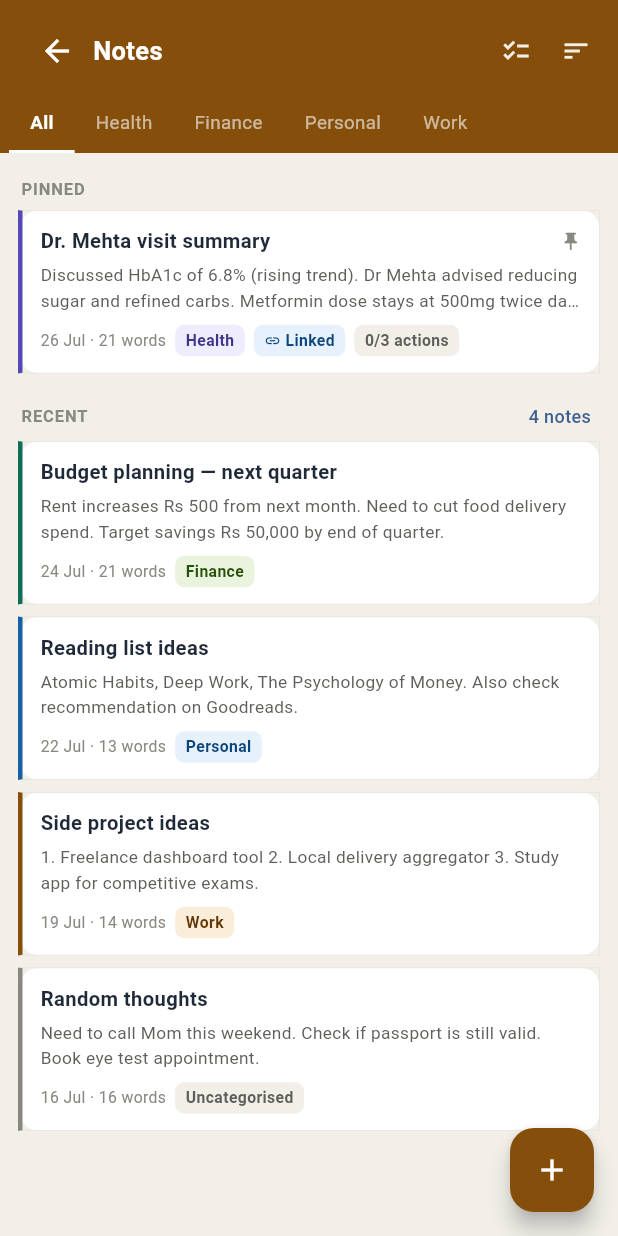
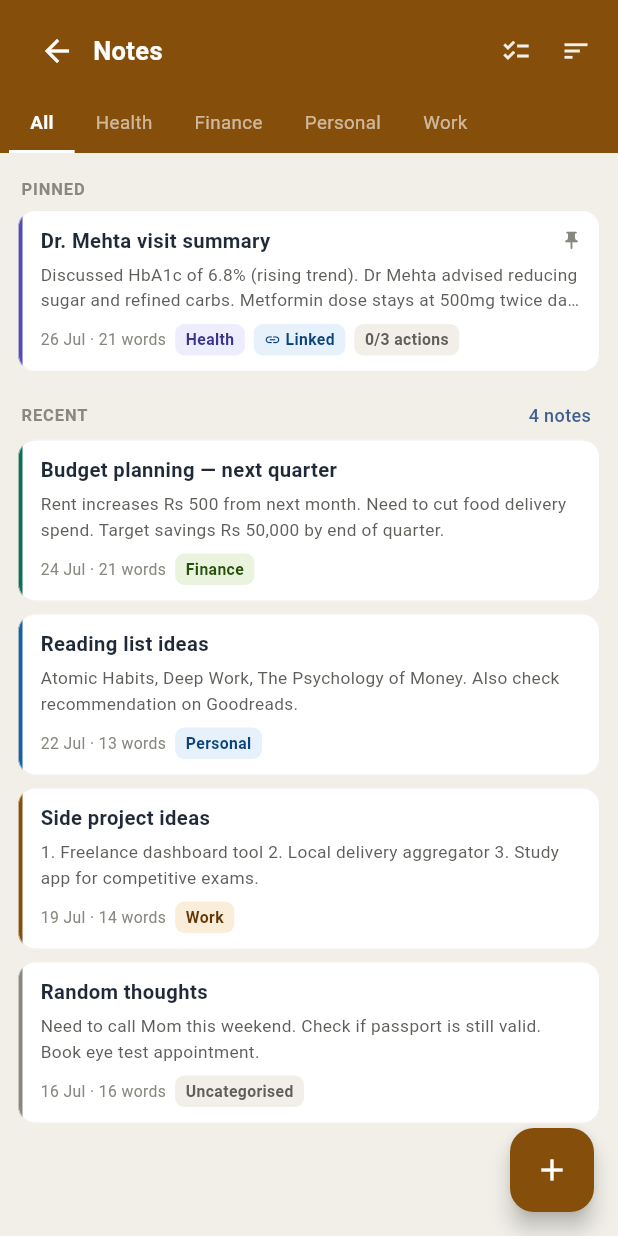
Before and after one commit to Eyepatch420/lifeos2, a Flutter app: the NotesScreen screen opened directly, on a phone screen of 412 x 824 dp. Run offline on Flutter 3.47's test engine with Material 3 defaults, Android fonts, the phone set to English and light mode, and no system bars; our stand-ins replace audioplayers, file_picker, flutter_local_notifications, flutter_timezone, image_picker, local_auth and 3 more; missing offline and left inert: google_mlkit_text_recognition; accounts and stored records are empty; statements that could not run were skipped.

Commit message:
Phase 2: Planner module end-to-end
- Fixed a paint crash that made every accented card render blank: a rounded
  BoxDecoration cannot take a Border with per-side colours, so Flutter threw
  'borderRadius can only be given on borders with uniform colors' while
  painting. The accent stripe is now its own element. Hit Day-view timeline
  blocks and Notes cards (pre-existing, visible on the emulator)
- Day view: long-press menus for habits and events (previously edit/delete
  were unreachable here), and the 06:00-22:00 window now expands so early or
  late items are no longer invisible
- Weekly habits fire on the chosen weekday instead of always Monday; monthly
  habits anchor to their start day and clamp for short months
- Events carry their own AlertType instead of being hardcoded to Alarm
- 9 new tests covering weekday/monthly scheduling and serialization

```diff
--- a/lib/core/services/notification_service.dart
+++ b/lib/core/services/notification_service.dart
@@ -368,9 +368,9 @@ class NotificationService {
         '${e.badgeLabel} at ${_hhmm(TimeOfDay.fromDateTime(e.start))}'
         '${e.location.isEmpty ? '' : ' · ${e.location}'}',
         at,
-        _detailsFor(AlertType.alarm),
+        _detailsFor(e.alertType),
         payload: 'event:${e.id}',
-        exact: true,
+        exact: e.alertType != AlertType.notification,
       );
     }
 
--- a/lib/features/lists_notes/notes_screen.dart
+++ b/lib/features/lists_notes/notes_screen.dart
@@ -165,6 +165,16 @@ class _NotesScreenState extends State<NotesScreen> {
         if (ok) store.deleteNote(n.id);
         return false;
       },
+      // A rounded box cannot use a Border whose sides differ in colour —
+      // Flutter throws while painting and the card renders blank. The accent
+      // stripe is therefore drawn as its own element, not as a border side.
+      child: Material(
+        color: context.cardColor,
+        clipBehavior: Clip.antiAlias,
+        shape: RoundedRectangleBorder(
+          borderRadius: BorderRadius.circular(12),
+          side: BorderSide(color: context.hairline, width: 0.5),
+        ),
         child: InkWell(
           onTap: () => Navigator.push(
             context,
@@ -172,19 +182,14 @@ class _NotesScreenState extends State<NotesScreen> {
                 builder: (_) => NoteDetailScreen(noteId: n.id)),
           ),
           onLongPress: () => _noteMenu(context, store, n),
-        borderRadius: BorderRadius.circular(12),
-        child: Container(
+          child: IntrinsicHeight(
+            child: Row(
+              crossAxisAlignment: CrossAxisAlignment.stretch,
+              children: <Widget>[
+                Container(width: 3, color: accent),
+                Expanded(
+                  child: Padding(
                     padding: const EdgeInsets.fromLTRB(12, 11, 12, 11),
-          decoration: BoxDecoration(
-            color: context.cardColor,
-            borderRadius: BorderRadius.circular(12),
-            border: Border(
-              left: BorderSide(color: accent, width: 3),
-              top: BorderSide(color: context.hairline, width: 0.5),
-              right: BorderSide(color: context.hairline, width: 0.5),
-              bottom: BorderSide(color: context.hairline, width: 0.5),
-            ),
-          ),
                     child: Column(
                       crossAxisAlignment: CrossAxisAlignment.start,
                       children: <Widget>[
@@ -203,7 +208,8 @@ class _NotesScreenState extends State<NotesScreen> {
                               ),
                             ),
                             if (n.pinned)
-                    Icon(Icons.push_pin, size: 14, color: context.txtTertiary),
+                              Icon(Icons.push_pin,
+                                  size: 14, color: context.txtTertiary),
                           ],
                         ),
                         const SizedBox(height: 4),
@@ -213,7 +219,9 @@ class _NotesScreenState extends State<NotesScreen> {
                           maxLines: 2,
                           overflow: TextOverflow.ellipsis,
                           style: TextStyle(
-                    fontSize: 11.5, height: 1.5, color: context.txtSecondary),
+                              fontSize: 11.5,
+                              height: 1.5,
+                              color: context.txtSecondary),
                         ),
                         const SizedBox(height: 8),
                         Wrap(
@@ -223,8 +231,8 @@ class _NotesScreenState extends State<NotesScreen> {
                           children: <Widget>[
                             Text(
                               '${fmtShortDate.format(n.updatedAt)} · ${n.wordCount} words',
-                    style:
-                        TextStyle(fontSize: 10.5, color: context.txtTertiary),
+                              style: TextStyle(
+                                  fontSize: 10.5, color: context.txtTertiary),
                             ),
                             StatusChip.tone(
                                 n.category.label,
@@ -233,10 +241,12 @@ class _NotesScreenState extends State<NotesScreen> {
                                   NoteCategory.finance => ChipTone.success,
                                   NoteCategory.personal => ChipTone.info,
                                   NoteCategory.work => ChipTone.warning,
-                        NoteCategory.uncategorised => ChipTone.neutral,
+                                  NoteCategory.uncategorised =>
+                                    ChipTone.neutral,
                                 }),
                             if (n.links.isNotEmpty)
-                    StatusChip.tone('Linked', ChipTone.info, icon: Icons.link),
+                              StatusChip.tone('Linked', ChipTone.info,
+                                  icon: Icons.link),
                             if (n.actionItems.isNotEmpty)
                               StatusChip.tone(
                                 '${n.actionItems.where((ChecklistItem i) => i.done).length}'
@@ -246,6 +256,11 @@ class _NotesScreenState extends State<NotesScreen> {
                           ],
                         ),
                       ],
+                    ),
+                  ),
+                ),
+              ],
+            ),
           ),
         ),
       ),
```
Also changed, not shown: lib/data/models/habit.dart (+20 -2 lines), lib/features/planner/add_planner_item_sheet.dart (+12 -0 lines), lib/features/planner/planner_screen.dart (+50 -18 lines), 2 other files. Lines whose indentation alone changed are shown as unchanged.
